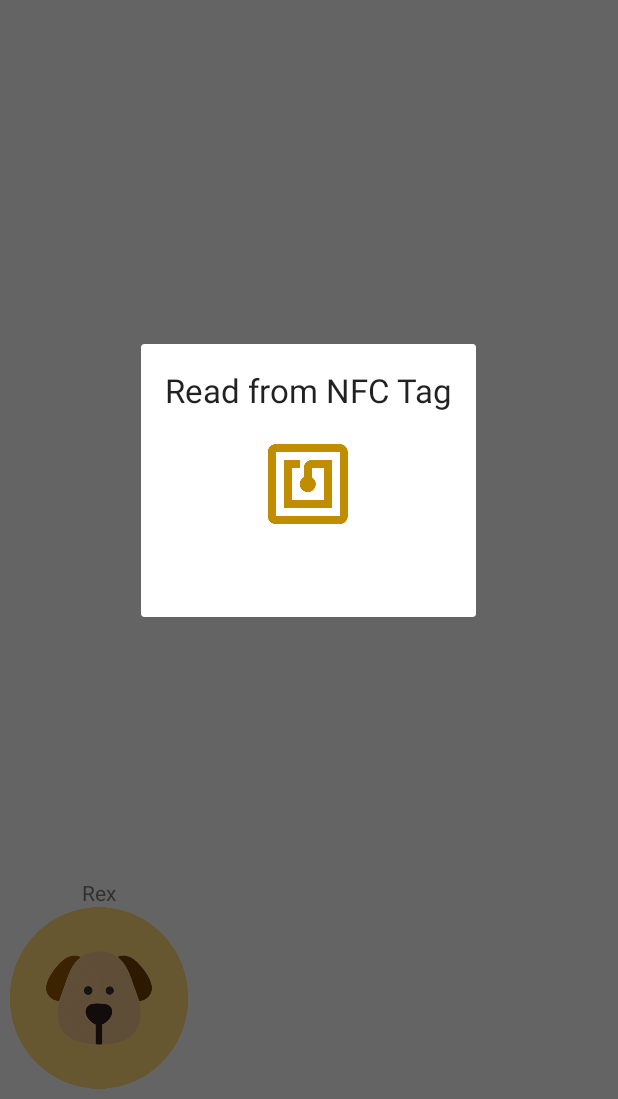
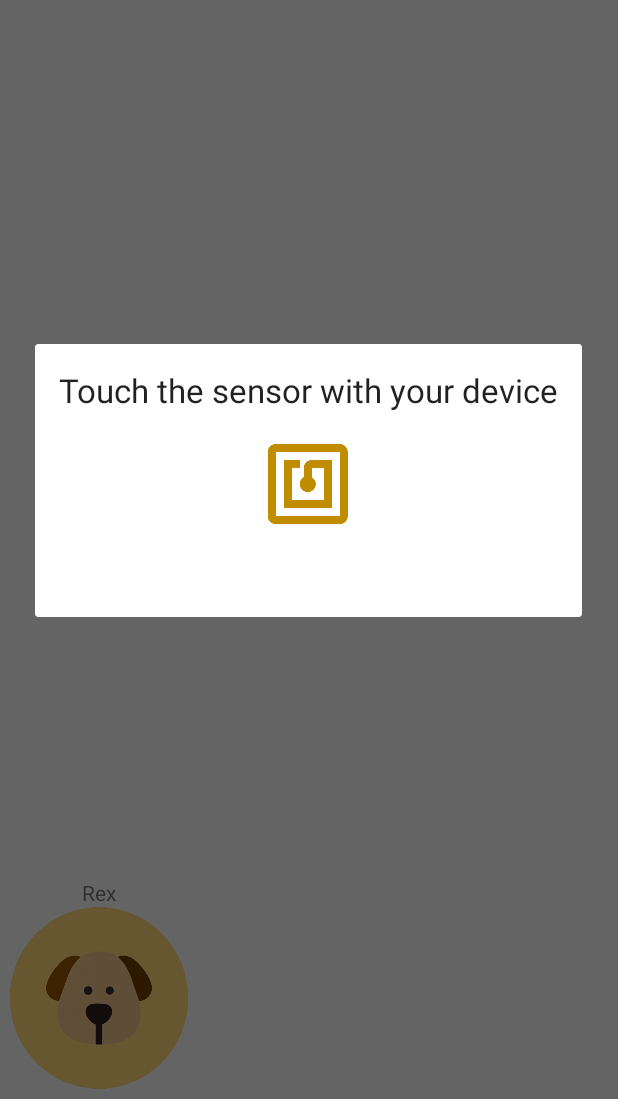
Before and after one commit to sergiowalls/pipicapp, an Android app: the MapsActivity screen opened directly, with no data from a screen before it, after a tap on "User", on a phone screen of 412 x 824 dp, the part 137-1236 px from its top. Run offline under Robolectric (Android 15) with nearby library versions, the phone set to English and light mode, and no system bars; our stand-ins replace Volley.

Commit message:
Change some text fields

```diff
--- a/SmartPipican/app/src/main/res/values/strings.xml
+++ b/SmartPipican/app/src/main/res/values/strings.xml
@@ -4,8 +4,8 @@
     <string name="message_write_error">Error Writing Message !</string>
     <string name="message_write_success">Successfully written to Tag !</string>
     <string name="message_write_progress">Writing to Tag..</string>
-    <string name="message_tag_detected">NFC Tag Detected !</string>
-    <string name="message_read_tag">Read from NFC Tag</string>
+    <string name="message_tag_detected">The door is open!</string>
+    <string name="message_read_tag">Touch the sensor with your device</string>
     <string name="message_write_tag">Write to NFC Tag</string>
     <string name="message_tap_tag">Tap the NFC Tag to your device !</string>
     <string name="hint_message">Message</string>
```
